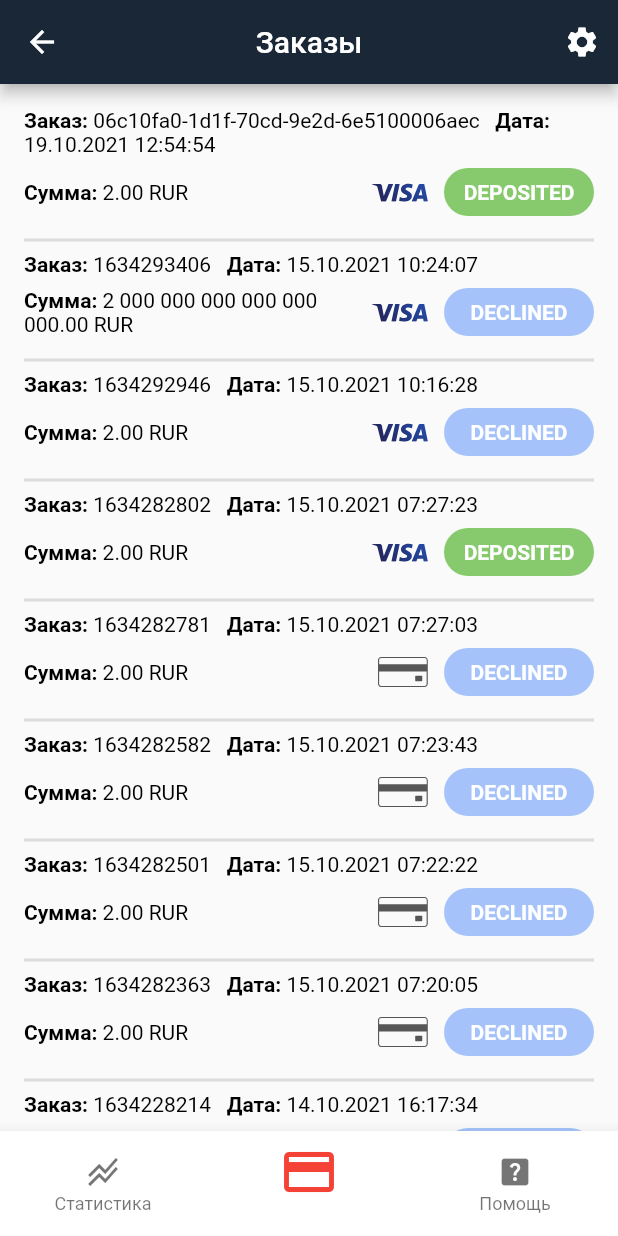
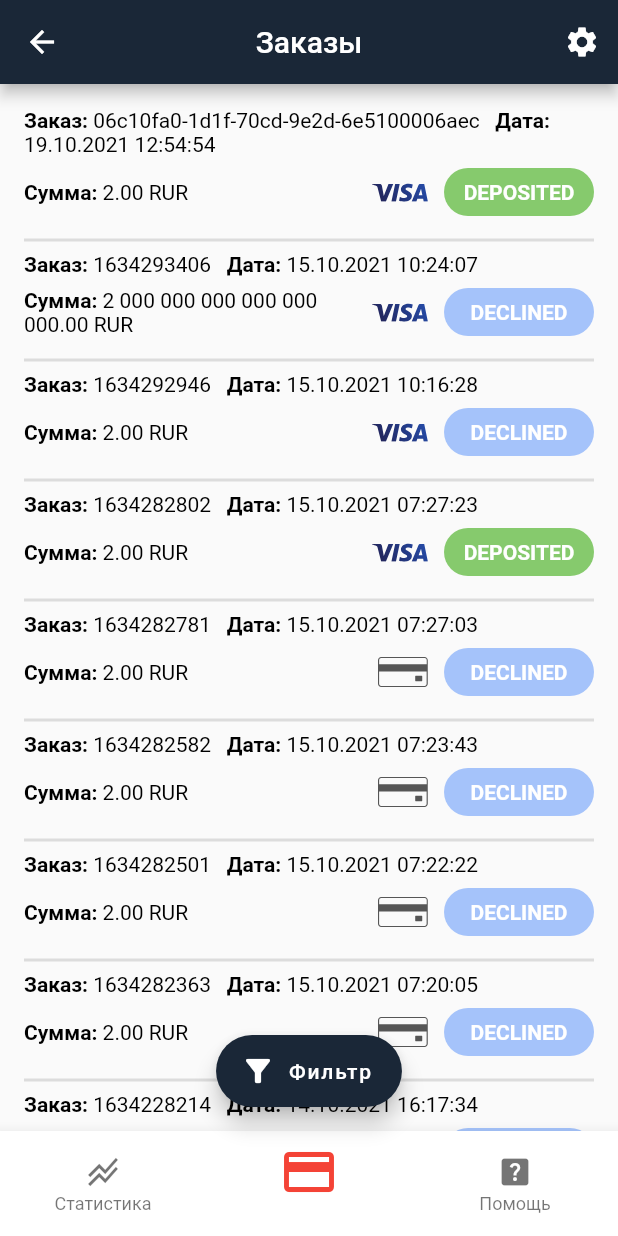
Before and after one commit to leonvsg/mp3_mobile, a Flutter app: the MainPage screen opened by its route, item 2 of the bottom bar chosen, on a phone screen of 412 x 824 dp. Run offline on Flutter 3.47's test engine with Material 2 defaults, Android fonts, the phone set to English and light mode, and no system bars; our stand-ins replace flutter_svg.

Commit message:
add hero logo, update main page

```diff
--- a/lib/resources/app_svgs.dart
+++ b/lib/resources/app_svgs.dart
@@ -5,5 +5,6 @@ class AppSvgs {
 
   static const String card = 'assets/vectors/card.svg';
   static const String fullLogo = 'assets/vectors/full_logo.svg';
+  static const String logoWhiteShort = 'assets/vectors/logo_white_short.svg';
   static const String visa = 'assets/vectors/visa.svg';
 }
--- a/lib/ui/pages/home_page/main_page.dart
+++ b/lib/ui/pages/home_page/main_page.dart
@@ -66,6 +66,15 @@ class _MainPageState extends State<MainPage> {
           ),
         ],
       ),
+      floatingActionButton: _selectedTabIndex != 1
+          ? null
+          : FloatingActionButton.extended(
+              onPressed: () {},
+              backgroundColor: const Color(0xFF1A2737),
+              label: const Text('Фильтр'),
+              icon: const Icon(Icons.filter_alt),
+            ),
+      floatingActionButtonLocation: FloatingActionButtonLocation.centerFloat,
     );
   }
 
--- a/spider.yaml
+++ b/spider.yaml
@@ -1,7 +1,7 @@
 # Generated by Spider
 
 # Generates unit tests to verify that the assets exists in assets directory
-generate_tests: true
+generate_tests: false
 
 # Use this to remove vcs noise created by the `generated` comments in dart code
 no_comments: true
```
Also changed, not shown: lib/ui/pages/auth_page.dart (+6 -3 lines), lib/ui/pages/order_details_page.dart (+20 -3 lines), lib/ui/pages/splashscreen_page.dart (+20 -4 lines), assets/images/login_background.jpg, assets/vectors/logo_white_short.svg (added), 2 other files.
